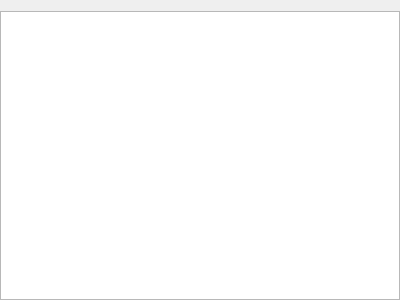
anachuri/dbmsClient, file scriptwidget.ui: the form before one commit.
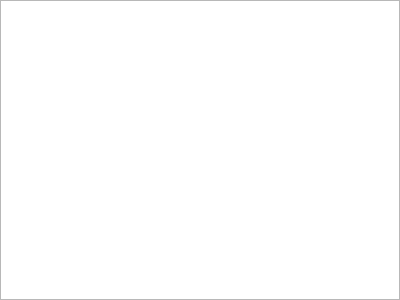
The form after the commit.

Patch:
```diff
--- a/scriptwidget.ui
+++ b/scriptwidget.ui
@@ -17,6 +17,9 @@
    <property name="leftMargin">
     <number>0</number>
    </property>
+   <property name="topMargin">
+    <number>0</number>
+   </property>
    <property name="rightMargin">
     <number>0</number>
    </property>
```
